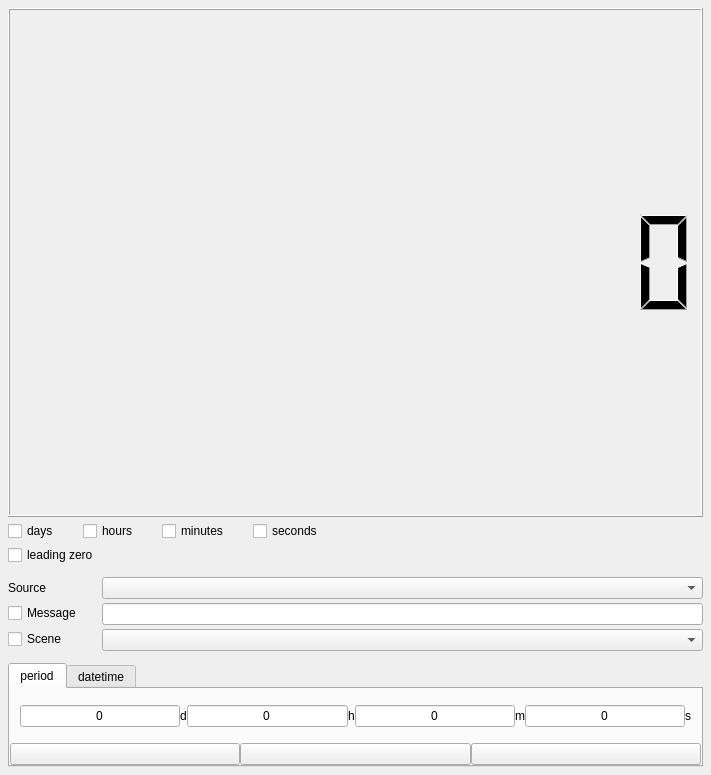
Before: the Qt Designer form src/CountdownTimer.ui in ashmanix/obs-plugin-countdown, drawn with Qt 5.
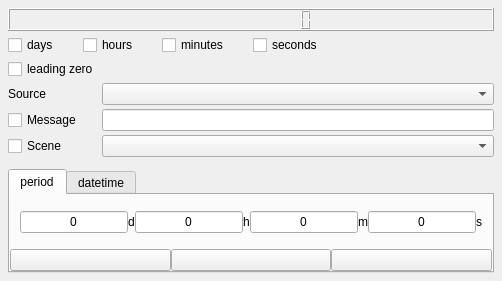
After: the same form once the commit is applied.

```diff
--- a/src/CountdownTimer.ui
+++ b/src/CountdownTimer.ui
@@ -2,14 +2,6 @@
 <ui version="4.0">
  <class>CountdownTimer</class>
  <widget class="QWidget" name="mainLayout">
-  <property name="geometry">
-   <rect>
-    <x>0</x>
-    <y>0</y>
-    <width>711</width>
-    <height>775</height>
-   </rect>
-  </property>
   <layout class="QVBoxLayout" name="verticalLayout_2" stretch="1,0,0,0,0">
    <property name="spacing">
     <number>4</number>
@@ -228,7 +220,7 @@
       <set>Qt::AlignLeading|Qt::AlignLeft|Qt::AlignVCenter</set>
      </property>
      <property name="formAlignment">
-      <set>Qt::AlignLeading|Qt::AlignLeft|Qt::AlignTop</set>
+      <set>Qt::AlignLeading|Qt::AlignLeft|Qt::AlignVCenter</set>
      </property>
      <property name="horizontalSpacing">
       <number>20</number>
@@ -240,7 +232,7 @@
       <number>0</number>
      </property>
      <property name="topMargin">
-      <number>8</number>
+      <number>0</number>
      </property>
      <property name="bottomMargin">
       <number>8</number>
@@ -267,6 +259,18 @@
      </item>
      <item row="1" column="0">
       <widget class="QCheckBox" name="endMessageCheckBox">
+       <property name="sizePolicy">
+        <sizepolicy hsizetype="Minimum" vsizetype="Expanding">
+         <horstretch>0</horstretch>
+         <verstretch>1</verstretch>
+        </sizepolicy>
+       </property>
+       <property name="minimumSize">
+        <size>
+         <width>0</width>
+         <height>0</height>
+        </size>
+       </property>
        <property name="text">
         <string>Message</string>
        </property>
@@ -287,6 +291,12 @@
        <property name="enabled">
         <bool>true</bool>
        </property>
+       <property name="sizePolicy">
+        <sizepolicy hsizetype="Minimum" vsizetype="Expanding">
+         <horstretch>0</horstretch>
+         <verstretch>1</verstretch>
+        </sizepolicy>
+       </property>
        <property name="text">
         <string>Scene</string>
        </property>
```
